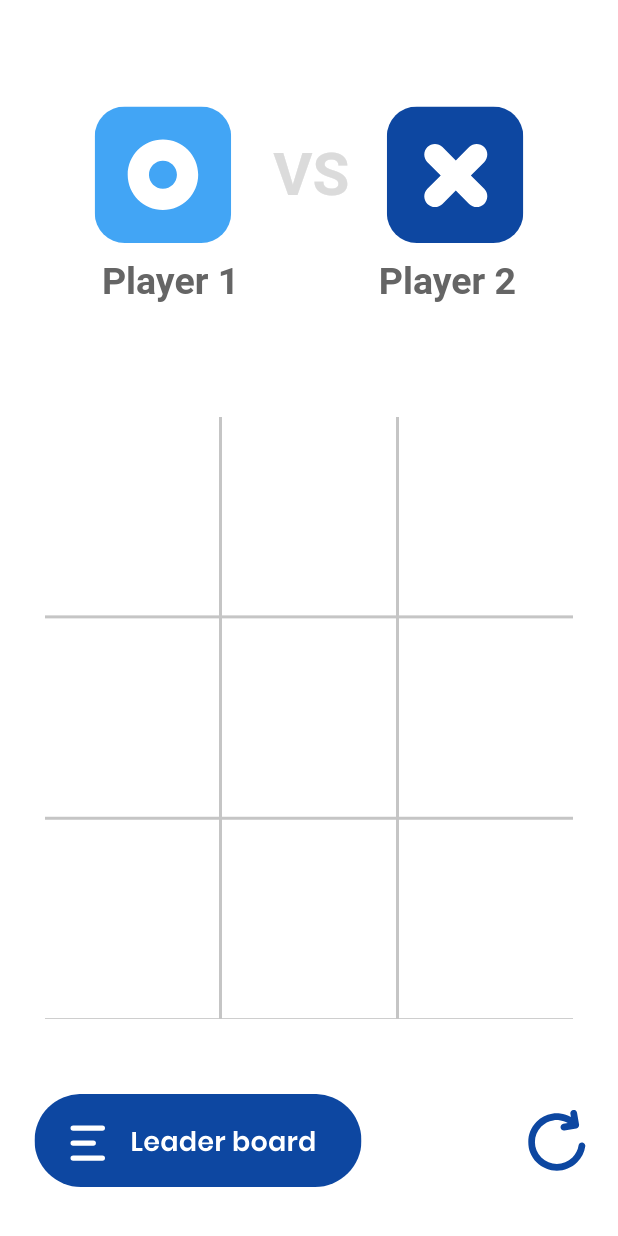
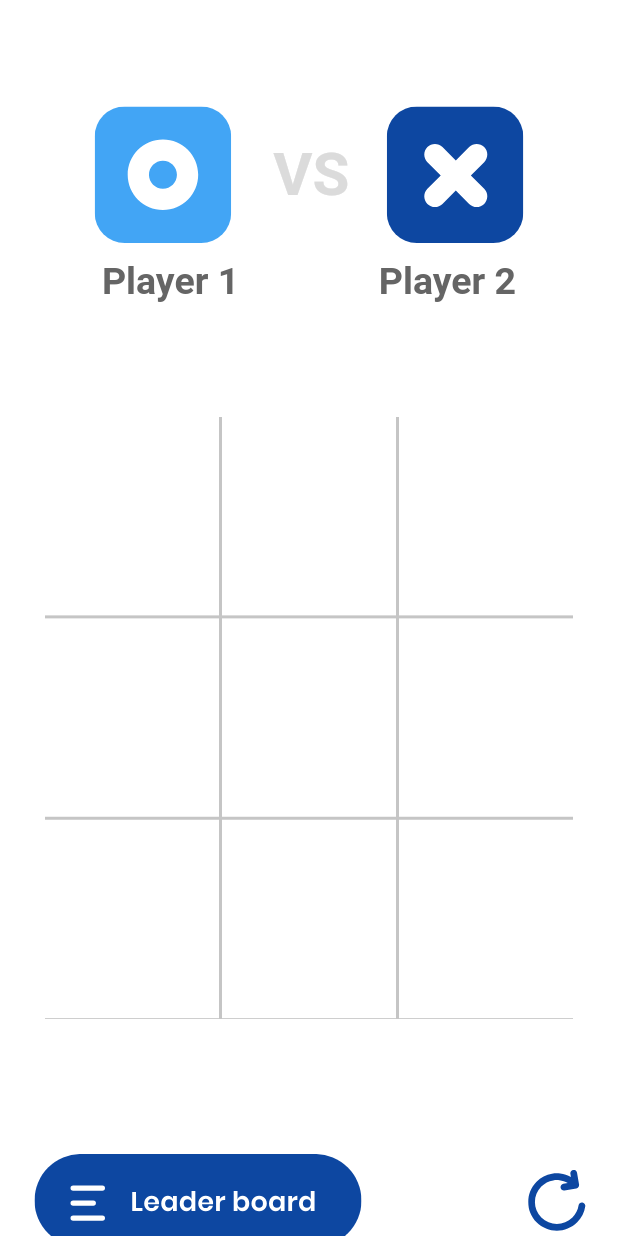
Before and after one commit to hammadkahn/Kati_zero, a Flutter app: the screen it shows after launch, on a phone screen of 412 x 824 dp. Run offline on Flutter 3.47's test engine with Material 2 defaults, Android fonts, the phone set to English and light mode, and no system bars; our stand-ins replace flutter_svg.

Commit message:
ui's almost finalss

```diff
--- a/lib/extra_home.dart
+++ b/lib/extra_home.dart
@@ -178,12 +178,7 @@ class _ExtrahomeState extends State<Extrahome> {
                 ],
               ),
             ),
-            if (winner != "")
-              Text(
-                '$winner won the game',
-                style: TextStyle(fontSize: 30),
-              ),
-            const SizedBox(height: 50),
+            const SizedBox(height: 90),
             Padding(
               padding: const EdgeInsets.only(left: 23.0),
               child: Row(
```
